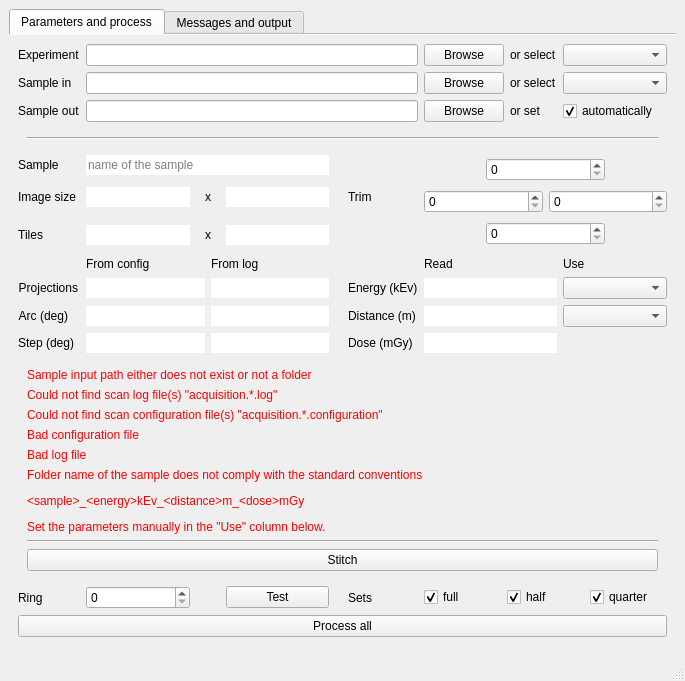
First picture: the form in share/imblproc/imbl-bct.ui, repository AustralianSynchrotron/imblproc, before the edit.
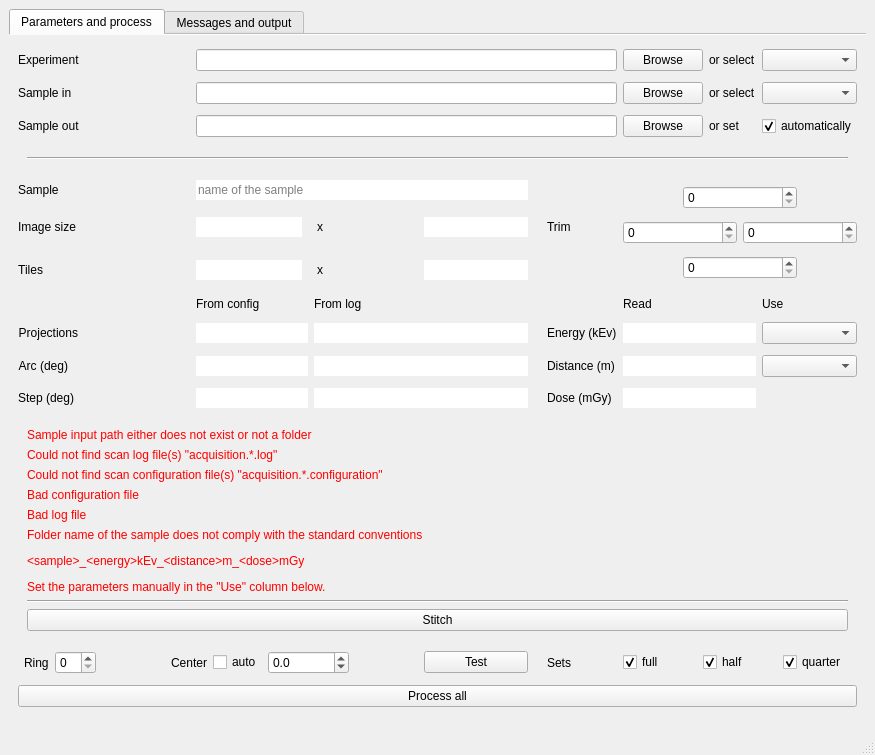
Second picture: the form after the edit. Icons and pictures are not drawn.

Commit message: modified:   LICENSE 	modified:   README.md 	modified:   bin/imbl-bct.py 	modified:   bin/imbl-init.sh 	modified:   bin/imbl-proc.sh 	modified:   bin/imbl-ui.py 	modified:   bin/imbl-xtract-wrapper.sh 	modified:   share/imblproc/imbl-bct.ui

```diff
--- a/share/imblproc/imbl-bct.ui
+++ b/share/imblproc/imbl-bct.ui
@@ -2,6 +2,14 @@
 <ui version="4.0">
  <class>imblBCTui</class>
  <widget class="QMainWindow" name="imblBCTui">
+  <property name="geometry">
+   <rect>
+    <x>0</x>
+    <y>0</y>
+    <width>875</width>
+    <height>755</height>
+   </rect>
+  </property>
   <property name="windowTitle">
    <string>IMBL BCT</string>
   </property>
@@ -23,8 +31,8 @@
        <attribute name="title">
         <string>Parameters and process</string>
        </attribute>
-       <layout class="QGridLayout" name="controlLayout" columnstretch="1,1,0,0,1,1,1,1,1">
-        <item row="2" column="8">
+       <layout class="QGridLayout" name="controlLayout" columnstretch="1,1,0,0,1,1,1,1,1,0">
+        <item row="2" column="9">
          <widget class="QComboBox" name="inSelect">
           <property name="maxVisibleItems">
            <number>100</number>
@@ -34,7 +42,7 @@
           </property>
          </widget>
         </item>
-        <item row="13" column="2" colspan="2">
+        <item row="13" column="3" colspan="2">
          <widget class="QWidget" name="horizontalWidget" native="true">
           <layout class="QHBoxLayout" name="horizontalLayout_5">
            <property name="sizeConstraint">
@@ -56,7 +64,7 @@
           </layout>
          </widget>
         </item>
-        <item row="18" column="6">
+        <item row="18" column="7">
          <widget class="QLabel" name="label_10">
           <property name="sizePolicy">
            <sizepolicy hsizetype="Fixed" vsizetype="Preferred">
@@ -69,7 +77,7 @@
           </property>
          </widget>
         </item>
-        <item row="17" column="8">
+        <item row="17" column="9">
          <widget class="QComboBox" name="distanceR">
           <property name="sizePolicy">
            <sizepolicy hsizetype="Preferred" vsizetype="Fixed">
@@ -79,7 +87,7 @@
           </property>
          </widget>
         </item>
-        <item row="13" column="1">
+        <item row="13" column="2">
          <widget class="QLineEdit" name="imageW">
           <property name="sizePolicy">
            <sizepolicy hsizetype="Preferred" vsizetype="Fixed">
@@ -95,7 +103,7 @@
           </property>
          </widget>
         </item>
-        <item row="3" column="8">
+        <item row="3" column="9">
          <widget class="QCheckBox" name="outAuto">
           <property name="text">
            <string>automatically</string>
@@ -118,14 +126,14 @@
           </property>
          </widget>
         </item>
-        <item row="2" column="1" colspan="6">
+        <item row="2" column="2" colspan="6">
          <widget class="QLineEdit" name="inPath">
           <property name="readOnly">
            <bool>true</bool>
           </property>
          </widget>
         </item>
-        <item row="3" column="7">
+        <item row="3" column="8">
          <layout class="QHBoxLayout" name="horizontalLayout_3">
           <item>
            <widget class="QPushButton" name="outBrowse">
@@ -149,7 +157,7 @@
           </item>
          </layout>
         </item>
-        <item row="1" column="1" colspan="6">
+        <item row="1" column="2" colspan="6">
          <widget class="QLineEdit" name="expPath">
           <property name="readOnly">
            <bool>true</bool>
@@ -172,14 +180,21 @@
           </property>
          </widget>
         </item>
-        <item row="20" column="6">
+        <item row="20" column="7">
          <widget class="QLabel" name="label_22">
           <property name="text">
            <string>Sets </string>
           </property>
          </widget>
         </item>
-        <item row="18" column="7">
+        <item row="3" column="2" colspan="6">
+         <widget class="QLineEdit" name="outPath">
+          <property name="readOnly">
+           <bool>true</bool>
+          </property>
+         </widget>
+        </item>
+        <item row="18" column="8">
          <widget class="QLineEdit" name="dose">
           <property name="sizePolicy">
            <sizepolicy hsizetype="Preferred" vsizetype="Fixed">
@@ -192,7 +207,7 @@
           </property>
          </widget>
         </item>
-        <item row="14" column="2" colspan="2">
+        <item row="14" column="3" colspan="2">
          <widget class="QWidget" name="horizontalWidget_2" native="true">
           <layout class="QHBoxLayout" name="horizontalLayout_6">
            <property name="sizeConstraint">
@@ -214,24 +229,7 @@
           </layout>
          </widget>
         </item>
-        <item row="3" column="1" colspan="6">
-         <widget class="QLineEdit" name="outPath">
-          <property name="readOnly">
-           <bool>true</bool>
-          </property>
-         </widget>
-        </item>
-        <item row="1" column="8">
-         <widget class="QComboBox" name="expSelect">
-          <property name="maxVisibleItems">
-           <number>100</number>
-          </property>
-          <property name="sizeAdjustPolicy">
-           <enum>QComboBox::AdjustToContents</enum>
-          </property>
-         </widget>
-        </item>
-        <item row="16" column="7">
+        <item row="16" column="8">
          <widget class="QLineEdit" name="energy">
           <property name="sizePolicy">
            <sizepolicy hsizetype="Preferred" vsizetype="Fixed">
@@ -244,6 +242,48 @@
           </property>
          </widget>
         </item>
+        <item row="1" column="9">
+         <widget class="QComboBox" name="expSelect">
+          <property name="maxVisibleItems">
+           <number>100</number>
+          </property>
+          <property name="sizeAdjustPolicy">
+           <enum>QComboBox::AdjustToContents</enum>
+          </property>
+         </widget>
+        </item>
+        <item row="14" column="5">
+         <widget class="QLineEdit" name="tilesH">
+          <property name="sizePolicy">
+           <sizepolicy hsizetype="Preferred" vsizetype="Fixed">
+            <horstretch>0</horstretch>
+            <verstretch>0</verstretch>
+           </sizepolicy>
+          </property>
+          <property name="frame">
+           <bool>false</bool>
+          </property>
+          <property name="readOnly">
+           <bool>true</bool>
+          </property>
+         </widget>
+        </item>
+        <item row="17" column="2" colspan="2">
+         <widget class="QLineEdit" name="arc">
+          <property name="sizePolicy">
+           <sizepolicy hsizetype="Preferred" vsizetype="Fixed">
+            <horstretch>0</horstretch>
+            <verstretch>0</verstretch>
+           </sizepolicy>
+          </property>
+          <property name="frame">
+           <bool>false</bool>
+          </property>
+          <property name="readOnly">
+           <bool>true</bool>
+          </property>
+         </widget>
+        </item>
         <item row="1" column="0">
          <widget class="QLabel" name="label">
           <property name="sizePolicy">
@@ -257,39 +297,7 @@
           </property>
          </widget>
         </item>
-        <item row="14" column="4">
-         <widget class="QLineEdit" name="tilesH">
-          <property name="sizePolicy">
-           <sizepolicy hsizetype="Preferred" vsizetype="Fixed">
-            <horstretch>0</horstretch>
-            <verstretch>0</verstretch>
-           </sizepolicy>
-          </property>
-          <property name="frame">
-           <bool>false</bool>
-          </property>
-          <property name="readOnly">
-           <bool>true</bool>
-          </property>
-         </widget>
-        </item>
-        <item row="17" column="1" colspan="2">
-         <widget class="QLineEdit" name="arc">
-          <property name="sizePolicy">
-           <sizepolicy hsizetype="Preferred" vsizetype="Fixed">
-            <horstretch>0</horstretch>
-            <verstretch>0</verstretch>
-           </sizepolicy>
-          </property>
-          <property name="frame">
-           <bool>false</bool>
-          </property>
-          <property name="readOnly">
-           <bool>true</bool>
-          </property>
-         </widget>
-        </item>
-        <item row="13" column="4">
+        <item row="13" column="5">
          <widget class="QLineEdit" name="imageH">
           <property name="sizePolicy">
            <sizepolicy hsizetype="Preferred" vsizetype="Fixed">
@@ -321,7 +329,7 @@
           </property>
          </widget>
         </item>
-        <item row="15" column="3" colspan="2">
+        <item row="15" column="4" colspan="2">
          <widget class="QLabel" name="label_25">
           <property name="sizePolicy">
            <sizepolicy hsizetype="Preferred" vsizetype="Fixed">
@@ -350,7 +358,7 @@
           </property>
          </widget>
         </item>
-        <item row="15" column="8">
+        <item row="15" column="9">
          <widget class="QLabel" name="label_13">
           <property name="sizePolicy">
            <sizepolicy hsizetype="Preferred" vsizetype="Fixed">
@@ -363,21 +371,7 @@
           </property>
          </widget>
         </item>
-        <item row="20" column="1">
-         <widget class="QSpinBox" name="ring">
-          <property name="singleStep">
-           <number>2</number>
-          </property>
-         </widget>
-        </item>
-        <item row="13" column="6">
-         <widget class="QLabel" name="label_19">
-          <property name="text">
-           <string>Trim</string>
-          </property>
-         </widget>
-        </item>
-        <item row="14" column="1">
+        <item row="14" column="2">
          <widget class="QLineEdit" name="tilesW">
           <property name="sizePolicy">
            <sizepolicy hsizetype="Preferred" vsizetype="Fixed">
@@ -393,7 +387,7 @@
           </property>
          </widget>
         </item>
-        <item row="18" column="3" colspan="2">
+        <item row="18" column="4" colspan="2">
          <widget class="QLineEdit" name="stepR">
           <property name="sizePolicy">
            <sizepolicy hsizetype="Preferred" vsizetype="Fixed">
@@ -409,7 +403,14 @@
           </property>
          </widget>
         </item>
-        <item row="16" column="3" colspan="2">
+        <item row="13" column="7">
+         <widget class="QLabel" name="label_19">
+          <property name="text">
+           <string>Trim</string>
+          </property>
+         </widget>
+        </item>
+        <item row="16" column="4" colspan="2">
          <widget class="QLineEdit" name="projectionsR">
           <property name="sizePolicy">
            <sizepolicy hsizetype="Preferred" vsizetype="Fixed">
@@ -425,7 +426,7 @@
           </property>
          </widget>
         </item>
-        <item row="17" column="7">
+        <item row="17" column="8">
          <widget class="QLineEdit" name="distance">
           <property name="sizePolicy">
            <sizepolicy hsizetype="Preferred" vsizetype="Fixed">
@@ -438,7 +439,23 @@
           </property>
          </widget>
         </item>
-        <item row="17" column="6">
+        <item row="16" column="2" colspan="2">
+         <widget class="QLineEdit" name="projections">
+          <property name="sizePolicy">
+           <sizepolicy hsizetype="Preferred" vsizetype="Fixed">
+            <horstretch>0</horstretch>
+            <verstretch>0</verstretch>
+           </sizepolicy>
+          </property>
+          <property name="frame">
+           <bool>false</bool>
+          </property>
+          <property name="readOnly">
+           <bool>true</bool>
+          </property>
+         </widget>
+        </item>
+        <item row="17" column="7">
          <widget class="QLabel" name="label_9">
           <property name="sizePolicy">
            <sizepolicy hsizetype="Fixed" vsizetype="Preferred">
@@ -451,7 +468,7 @@
           </property>
          </widget>
         </item>
-        <item row="20" column="7" colspan="2">
+        <item row="20" column="8" colspan="2">
          <layout class="QHBoxLayout" name="horizontalLayout_4">
           <item>
            <widget class="QCheckBox" name="set1">
@@ -485,30 +502,7 @@
           </item>
          </layout>
         </item>
-        <item row="16" column="1" colspan="2">
-         <widget class="QLineEdit" name="projections">
-          <property name="sizePolicy">
-           <sizepolicy hsizetype="Preferred" vsizetype="Fixed">
-            <horstretch>0</horstretch>
-            <verstretch>0</verstretch>
-           </sizepolicy>
-          </property>
-          <property name="frame">
-           <bool>false</bool>
-          </property>
-          <property name="readOnly">
-           <bool>true</bool>
-          </property>
-         </widget>
-        </item>
-        <item row="20" column="0">
-         <widget class="QLabel" name="label_21">
-          <property name="text">
-           <string>Ring</string>
-          </property>
-         </widget>
-        </item>
-        <item row="16" column="8">
+        <item row="16" column="9">
          <widget class="QComboBox" name="energyR">
           <property name="sizePolicy">
            <sizepolicy hsizetype="Preferred" vsizetype="Fixed">
@@ -518,7 +512,23 @@
           </property>
          </widget>
         </item>
-        <item row="16" column="6">
+        <item row="18" column="2" colspan="2">
+         <widget class="QLineEdit" name="step">
+          <property name="sizePolicy">
+           <sizepolicy hsizetype="Preferred" vsizetype="Fixed">
+            <horstretch>0</horstretch>
+            <verstretch>0</verstretch>
+           </sizepolicy>
+          </property>
+          <property name="frame">
+           <bool>false</bool>
+          </property>
+          <property name="readOnly">
+           <bool>true</bool>
+          </property>
+         </widget>
+        </item>
+        <item row="16" column="7">
          <widget class="QLabel" name="label_8">
           <property name="sizePolicy">
            <sizepolicy hsizetype="Fixed" vsizetype="Preferred">
@@ -531,7 +541,7 @@
           </property>
          </widget>
         </item>
-        <item row="19" column="0" colspan="9">
+        <item row="19" column="0" colspan="10">
          <widget class="QWidget" name="verticalWidget_2" native="true">
           <property name="sizePolicy">
            <sizepolicy hsizetype="Preferred" vsizetype="Fixed">
@@ -653,42 +663,7 @@
           </layout>
          </widget>
         </item>
-        <item row="18" column="1" colspan="2">
-         <widget class="QLineEdit" name="step">
-          <property name="sizePolicy">
-           <sizepolicy hsizetype="Preferred" vsizetype="Fixed">
-            <horstretch>0</horstretch>
-            <verstretch>0</verstretch>
-           </sizepolicy>
-          </property>
-          <property name="frame">
-           <bool>false</bool>
-          </property>
-          <property name="readOnly">
-           <bool>true</bool>
-          </property>
-         </widget>
-        </item>
-        <item row="4" column="0" colspan="9">
-         <widget class="QWidget" name="verticalWidget" native="true">
-          <property name="sizePolicy">
-           <sizepolicy hsizetype="Preferred" vsizetype="Fixed">
-            <horstretch>0</horstretch>
-            <verstretch>0</verstretch>
-           </sizepolicy>
-          </property>
-          <layout class="QVBoxLayout" name="verticalLayout">
-           <item>
-            <widget class="Line" name="line">
-             <property name="orientation">
-              <enum>Qt::Horizontal</enum>
-             </property>
-            </widget>
-           </item>
-          </layout>
-         </widget>
-        </item>
-        <item row="17" column="3" colspan="2">
+        <item row="17" column="4" colspan="2">
          <widget class="QLineEdit" name="arcR">
           <property name="sizePolicy">
            <sizepolicy hsizetype="Preferred" vsizetype="Fixed">
@@ -704,7 +679,7 @@
           </property>
          </widget>
         </item>
-        <item row="12" column="1" colspan="4">
+        <item row="12" column="2" colspan="4">
          <widget class="QLineEdit" name="sample">
           <property name="frame">
            <bool>false</bool>
@@ -717,6 +692,25 @@
           </property>
          </widget>
         </item>
+        <item row="4" column="0" colspan="10">
+         <widget class="QWidget" name="verticalWidget" native="true">
+          <property name="sizePolicy">
+           <sizepolicy hsizetype="Preferred" vsizetype="Fixed">
+            <horstretch>0</horstretch>
+            <verstretch>0</verstretch>
+           </sizepolicy>
+          </property>
+          <layout class="QVBoxLayout" name="verticalLayout">
+           <item>
+            <widget class="Line" name="line">
+             <property name="orientation">
+              <enum>Qt::Horizontal</enum>
+             </property>
+            </widget>
+           </item>
+          </layout>
+         </widget>
+        </item>
         <item row="2" column="0">
          <widget class="QLabel" name="label_3">
           <property name="sizePolicy">
@@ -730,7 +724,7 @@
           </property>
          </widget>
         </item>
-        <item row="15" column="7">
+        <item row="15" column="8">
          <widget class="QLabel" name="label_23">
           <property name="sizePolicy">
            <sizepolicy hsizetype="Preferred" vsizetype="Fixed">
@@ -756,14 +750,7 @@
           </property>
          </widget>
         </item>
-        <item row="20" column="4">
-         <widget class="QPushButton" name="testRing">
-          <property name="text">
-           <string>Test</string>
-          </property>
-         </widget>
-        </item>
-        <item row="1" column="7">
+        <item row="1" column="8">
          <layout class="QHBoxLayout" name="horizontalLayout">
           <item>
            <widget class="QPushButton" name="expBrowse">
@@ -787,7 +774,7 @@
           </item>
          </layout>
         </item>
-        <item row="15" column="1">
+        <item row="15" column="2">
          <widget class="QLabel" name="label_24">
           <property name="sizePolicy">
            <sizepolicy hsizetype="Preferred" vsizetype="Fixed">
@@ -807,7 +794,7 @@
           </property>
          </widget>
         </item>
-        <item row="12" column="7" rowspan="3" colspan="2">
+        <item row="12" column="8" rowspan="3" colspan="2">
          <layout class="QGridLayout" name="gridLayout_2">
           <item row="2" column="1" colspan="2">
            <widget class="QSpinBox" name="trimB">
@@ -839,6 +826,19 @@
           </item>
          </layout>
         </item>
+        <item row="13" column="6">
+         <widget class="QLabel" name="label_20">
+          <property name="sizePolicy">
+           <sizepolicy hsizetype="Fixed" vsizetype="Preferred">
+            <horstretch>0</horstretch>
+            <verstretch>0</verstretch>
+           </sizepolicy>
+          </property>
+          <property name="text">
+           <string/>
+          </property>
+         </widget>
+        </item>
         <item row="17" column="0">
          <widget class="QLabel" name="label_15">
           <property name="sizePolicy">
@@ -855,27 +855,14 @@
           </property>
          </widget>
         </item>
-        <item row="21" column="0" colspan="9">
+        <item row="21" column="0" colspan="10">
          <widget class="QPushButton" name="goRec">
           <property name="text">
            <string>Process all</string>
           </property>
          </widget>
         </item>
-        <item row="13" column="5">
-         <widget class="QLabel" name="label_20">
-          <property name="sizePolicy">
-           <sizepolicy hsizetype="Fixed" vsizetype="Preferred">
-            <horstretch>0</horstretch>
-            <verstretch>0</verstretch>
-           </sizepolicy>
-          </property>
-          <property name="text">
-           <string/>
-          </property>
-         </widget>
-        </item>
-        <item row="2" column="7">
+        <item row="2" column="8">
          <layout class="QHBoxLayout" name="horizontalLayout_2">
           <item>
            <widget class="QPushButton" name="inBrowse">
@@ -899,6 +886,99 @@
           </item>
          </layout>
         </item>
+        <item row="20" column="5">
+         <widget class="QPushButton" name="testMe">
+          <property name="text">
+           <string>Test</string>
+          </property>
+         </widget>
+        </item>
+        <item row="20" column="0" colspan="5">
+         <layout class="QHBoxLayout" name="horizontalLayout_7">
+          <property name="leftMargin">
+           <number>6</number>
+          </property>
+          <item>
+           <widget class="QLabel" name="label_21">
+            <property name="sizePolicy">
+             <sizepolicy hsizetype="Fixed" vsizetype="Preferred">
+              <horstretch>0</horstretch>
+              <verstretch>0</verstretch>
+             </sizepolicy>
+            </property>
+            <property name="text">
+             <string>Ring</string>
+            </property>
+           </widget>
+          </item>
+          <item>
+           <widget class="QSpinBox" name="ring">
+            <property name="singleStep">
+             <number>2</number>
+            </property>
+           </widget>
+          </item>
+          <item>
+           <spacer name="horizontalSpacer">
+            <property name="orientation">
+             <enum>Qt::Horizontal</enum>
+            </property>
+            <property name="sizeHint" stdset="0">
+             <size>
+              <width>0</width>
+              <height>20</height>
+             </size>
+            </property>
+           </spacer>
+          </item>
+          <item>
+           <widget class="QLabel" name="label_26">
+            <property name="sizePolicy">
+             <sizepolicy hsizetype="Fixed" vsizetype="Preferred">
+              <horstretch>0</horstretch>
+              <verstretch>0</verstretch>
+             </sizepolicy>
+            </property>
+            <property name="text">
+             <string>Center</string>
+            </property>
+           </widget>
+          </item>
+          <item>
+           <widget class="QCheckBox" name="autoCor">
+            <property name="text">
+             <string>auto</string>
+            </property>
+           </widget>
+          </item>
+          <item>
+           <widget class="QDoubleSpinBox" name="cor">
+            <property name="decimals">
+             <number>1</number>
+            </property>
+            <property name="minimum">
+             <double>-100000.000000000000000</double>
+            </property>
+            <property name="maximum">
+             <double>100000.000000000000000</double>
+            </property>
+           </widget>
+          </item>
+          <item>
+           <spacer name="horizontalSpacer_2">
+            <property name="orientation">
+             <enum>Qt::Horizontal</enum>
+            </property>
+            <property name="sizeHint" stdset="0">
+             <size>
+              <width>0</width>
+              <height>20</height>
+             </size>
+            </property>
+           </spacer>
+          </item>
+         </layout>
+        </item>
        </layout>
       </widget>
       <widget class="QWidget" name="tabConsole">
```
Left out of the diff: 19 changed lines with no effect on the pictures. The commit also changes 7 other files.
